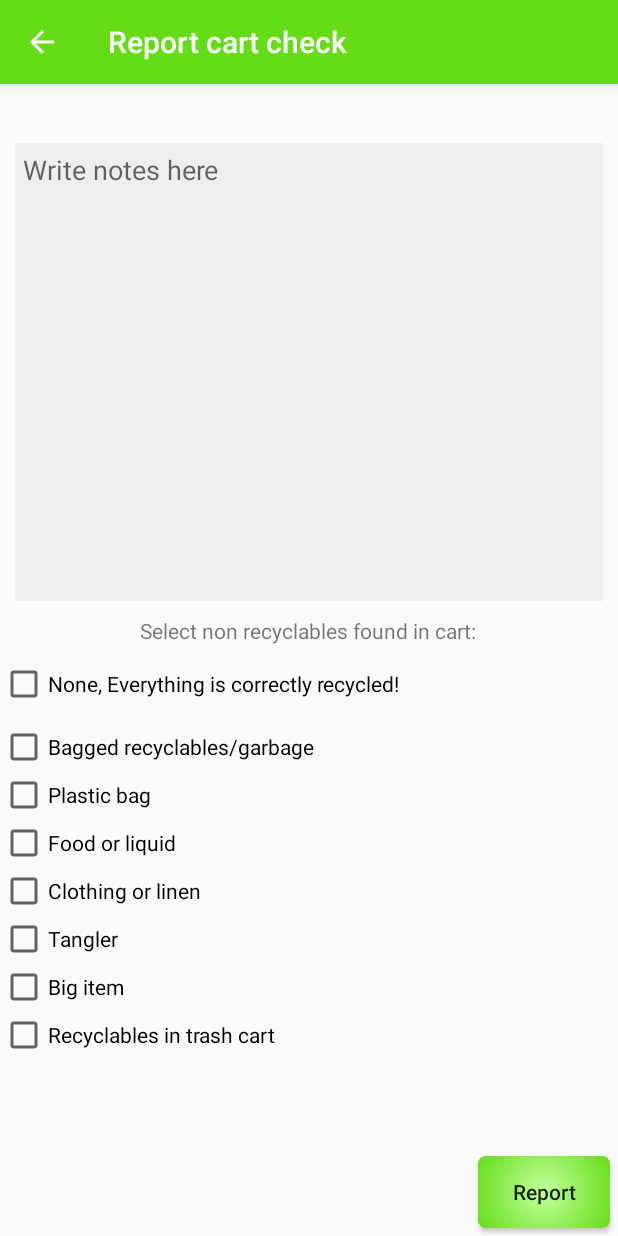
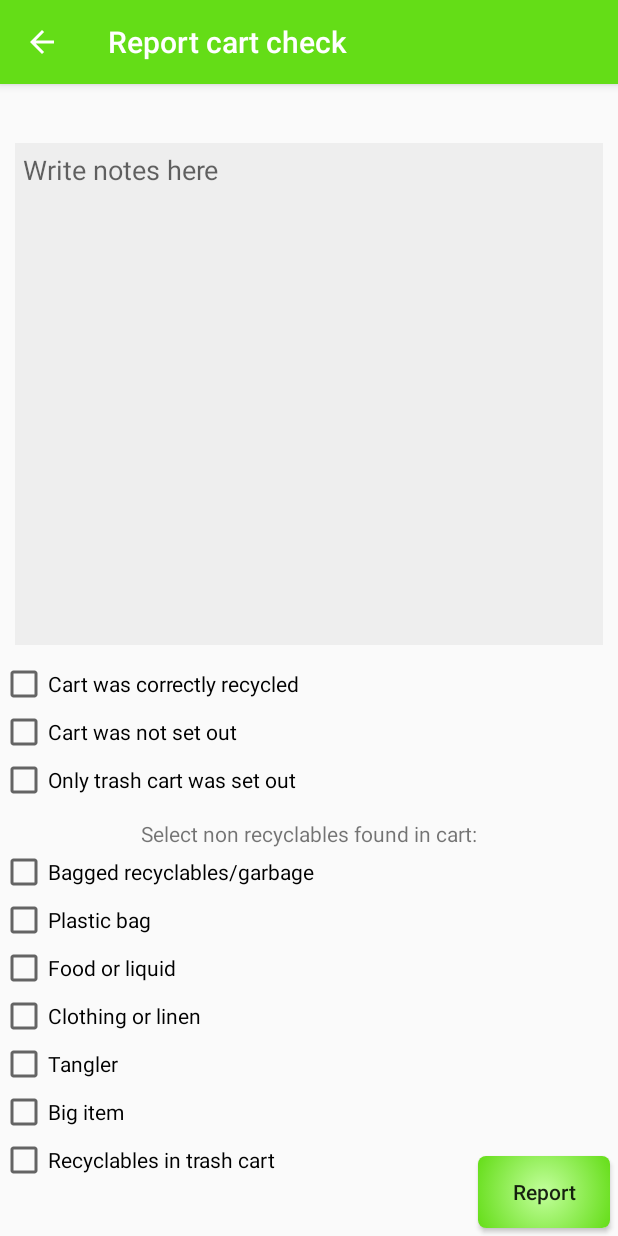
Before and after one commit to nicklasoxhammar/Cartchecking, an Android app: the IdScannedActivity screen opened directly, with no data from a screen before it, on a phone screen of 412 x 824 dp. Run offline under Robolectric (Android 15) with nearby library versions, the phone set to English and light mode, and no system bars; our stand-ins replace Firebase (no records; nobody signed in at launch, a user with empty details on screens opened directly).

Commit message:
Changed the IdScannedActivity Layout.

```diff
--- a/app/src/main/java/com/nicklasoxhammar/cartchecking/Activities/IdScannedActivity.java
+++ b/app/src/main/java/com/nicklasoxhammar/cartchecking/Activities/IdScannedActivity.java
@@ -212,7 +212,7 @@ public class IdScannedActivity extends AppCompatActivity {
        SimpleDateFormat dateFormat = new SimpleDateFormat("dd/MMM");
        String strDate = dateFormat.format((Calendar.getInstance().getTime()));
 
-       CartCheck cartCheck = new CartCheck(strDate, notes, correctlyRecycled);
+       CartCheck cartCheck = new CartCheck(strDate, notes, correctlyRecycled, 5);
 
        //resident.addCartCheck(cartCheck);
 
--- a/app/src/main/java/com/nicklasoxhammar/cartchecking/CartCheck.java
+++ b/app/src/main/java/com/nicklasoxhammar/cartchecking/CartCheck.java
@@ -10,6 +10,8 @@ public class CartCheck {
 
     String date;
     String notes;
+    // 0 = not setout, 1 = setout, 3 = only trash cart is set out
+    int setOut;
 
     Boolean correctlyRecycled;
 
@@ -17,9 +19,10 @@ public class CartCheck {
 
     CartCheck(){}
 
-    public CartCheck(String date, String notes, Boolean correctlyRecycled){
+    public CartCheck(String date, String notes, Boolean correctlyRecycled, int setOut){
 
         this.date = date;
+        this.setOut = setOut;
         this.notes = notes;
         this.nonRecyclables = nonRecyclables;
         this.correctlyRecycled = correctlyRecycled;
--- a/app/src/main/res/layout/activity_id_scanned.xml
+++ b/app/src/main/res/layout/activity_id_scanned.xml
@@ -28,23 +28,13 @@
             android:padding="5dp"
             android:id="@+id/comment_text_view"
             android:layout_width="match_parent"
-            android:layout_height="100dp"
+            android:layout_height="match_parent"
             android:gravity="top"
             android:hint="Write notes here"
             android:layout_below="@+id/id_scanned_text_view"
-            android:layout_above="@+id/textView"
             android:inputType="textMultiLine"
             android:background="@color/colorBackground"/>
 
-        <TextView
-            android:layout_width="wrap_content"
-            android:layout_height="wrap_content"
-            android:layout_alignParentBottom="true"
-            android:layout_centerHorizontal="true"
-            android:paddingTop="10dp"
-
-            android:text="Select non recyclables found in cart:"
-            android:id="@+id/textView" />
 
     </RelativeLayout>
 
@@ -67,18 +57,42 @@
             android:orientation="vertical">
             <!--android:layout_weight="3"-->
 
-
             <TableLayout
                 android:layout_width="match_parent"
                 android:layout_height="match_parent">
+
+
 
                 <CheckBox
                     android:id="@+id/correctlyRecycledCheckBox"
                     android:layout_width="match_parent"
                     android:layout_height="wrap_content"
+                    android:tag="correctlyRecycled"
+                    android:text="Cart was correctly recycled" />
+
+               <CheckBox
+                    android:id="@+id/cartsNotSetOutCheckBox"
+                    android:layout_width="match_parent"
+                    android:layout_height="wrap_content"
+                    android:tag="correctlyRecycled"
+                    android:text="Cart was not set out" />
+
+                <CheckBox
+                    android:id="@+id/onlyTrashSetOutCheckBox"
+                    android:layout_width="match_parent"
+                    android:layout_height="wrap_content"
                     android:layout_marginBottom="10dp"
                     android:tag="correctlyRecycled"
-                android:text="None, Everything is correctly recycled!" />
+                    android:text="Only trash cart was set out" />
+
+                <TextView
+                    android:layout_width="wrap_content"
+                    android:layout_height="wrap_content"
+                    android:gravity="center_horizontal"
+
+                    android:text="Select non recyclables found in cart:"
+                    android:id="@+id/textView" />
+
 
                 <CheckBox
                     android:id="@+id/garbageCheckBox"
@@ -128,8 +142,8 @@
         <Button
             android:layout_width="wrap_content"
             android:layout_height="wrap_content"
+            android:layout_alignParentBottom="true"
             android:layout_alignParentEnd="true"
-        android:layout_alignParentBottom="true"
             android:layout_margin="5dp"
             android:background="@drawable/button"
             android:onClick="Report"
```
Lines whose indentation alone changed are shown as unchanged.
